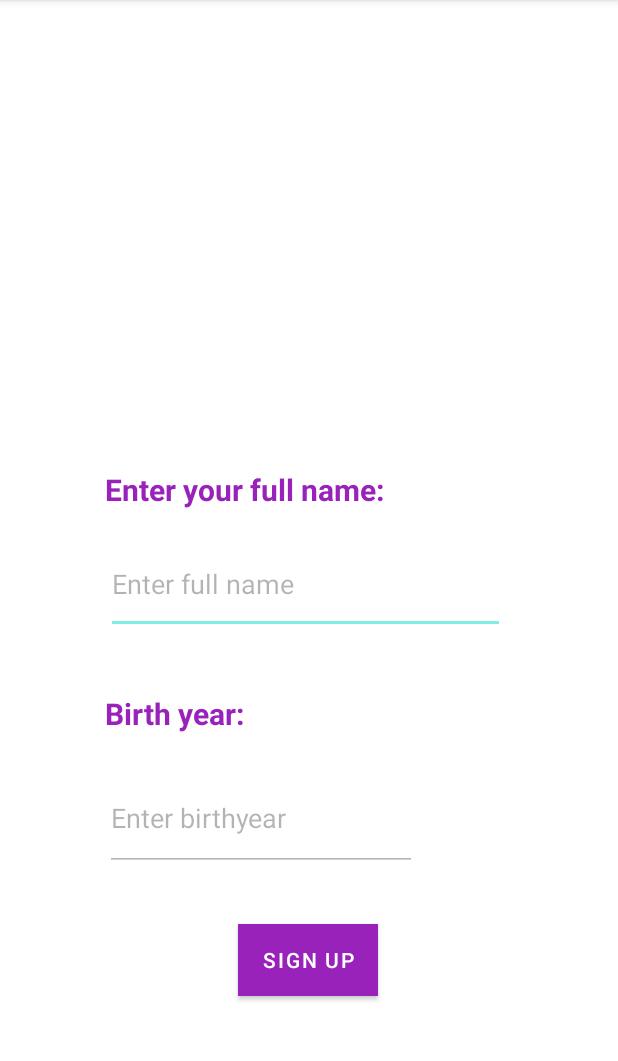
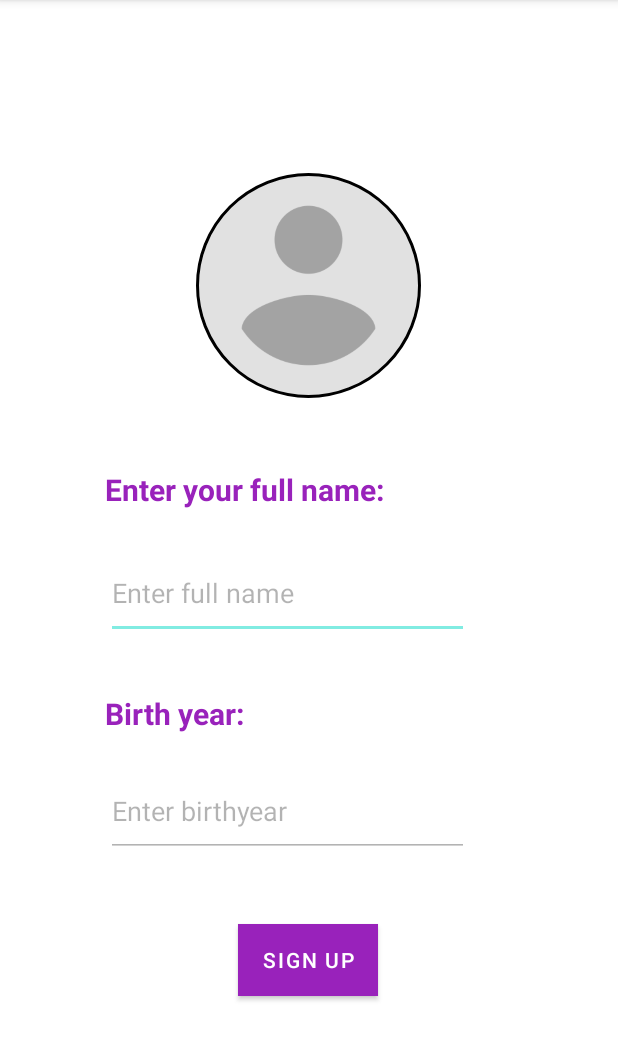
Before and after one commit to SilviaP46/bSafeCluj, an Android app: the SignUpActivity screen opened directly, with no data from a screen before it, on a phone screen of 412 x 824 dp, the part 84-1145 px from its top. Run offline under Robolectric (Android 15) with nearby library versions, the phone set to English and light mode, and no system bars; our stand-ins replace CircleImageView.

Commit message:
profile picture for signUp

```diff
--- a/app/build.gradle
+++ b/app/build.gradle
@@ -31,6 +31,7 @@ dependencies {
 
     implementation 'androidx.appcompat:appcompat:1.2.0'
     implementation 'com.google.android.material:material:1.3.0'
+    implementation 'de.hdodenhof:circleimageview:2.2.0'
     implementation 'androidx.constraintlayout:constraintlayout:2.0.4'
     testImplementation 'junit:junit:4.+'
     androidTestImplementation 'androidx.test.ext:junit:1.1.2'
--- a/app/src/main/res/layout/second_signin.xml
+++ b/app/src/main/res/layout/second_signin.xml
@@ -37,8 +37,8 @@
 
     <EditText
         android:id="@+id/editTextPersonName"
-        android:layout_width="266dp"
-        android:layout_height="66dp"
+        android:layout_width="242dp"
+        android:layout_height="61dp"
         android:alpha="0.5"
         android:ems="10"
         android:hint="@string/fullName_subject_hint"
@@ -46,15 +46,15 @@
         android:textColor="#91B"
         app:layout_constraintBottom_toBottomOf="parent"
         app:layout_constraintEnd_toEndOf="parent"
-        app:layout_constraintHorizontal_bias="0.482"
+        app:layout_constraintHorizontal_bias="0.414"
         app:layout_constraintStart_toStartOf="parent"
         app:layout_constraintTop_toTopOf="parent"
-        app:layout_constraintVertical_bias="0.508" />
+        app:layout_constraintVertical_bias="0.516" />
 
     <EditText
         android:id="@+id/editTextNumber"
-        android:layout_width="208dp"
-        android:layout_height="70dp"
+        android:layout_width="242dp"
+        android:layout_height="61dp"
         android:alpha="0.5"
         android:ems="10"
         android:hint="@string/birthyear_subject_hint"
@@ -62,10 +62,10 @@
         android:textColor="#91B"
         app:layout_constraintBottom_toBottomOf="parent"
         app:layout_constraintEnd_toEndOf="parent"
-        app:layout_constraintHorizontal_bias="0.344"
+        app:layout_constraintHorizontal_bias="0.414"
         app:layout_constraintStart_toStartOf="parent"
         app:layout_constraintTop_toTopOf="parent"
-        app:layout_constraintVertical_bias="0.732" />
+        app:layout_constraintVertical_bias="0.722" />
 
     <Button
         android:id="@+id/signUpbutton"
@@ -81,15 +81,21 @@
         app:layout_constraintTop_toTopOf="parent"
         app:layout_constraintVertical_bias="0.856" />
 
-    <ImageView
+
+    <de.hdodenhof.circleimageview.CircleImageView
         android:id="@+id/Profile_Image"
-        android:layout_width="125dp"
-        android:layout_height="127dp"
+        android:layout_width="150dp"
+        android:layout_height="150dp"
+        android:layout_alignParentTop="true"
+        android:layout_centerHorizontal="true"
+        android:src="@drawable/profile"
+        app:civ_border_width="2dp"
         app:layout_constraintBottom_toBottomOf="parent"
         app:layout_constraintEnd_toEndOf="parent"
         app:layout_constraintHorizontal_bias="0.498"
         app:layout_constraintStart_toStartOf="parent"
         app:layout_constraintTop_toTopOf="parent"
-        app:layout_constraintVertical_bias="0.184"
-        tools:srcCompat="@tools:sample/avatars" />
+        app:layout_constraintVertical_bias="0.187" />
+
+
 </androidx.constraintlayout.widget.ConstraintLayout>
```
Also changed, not shown: app/src/main/res/drawable/profile.png (added).
